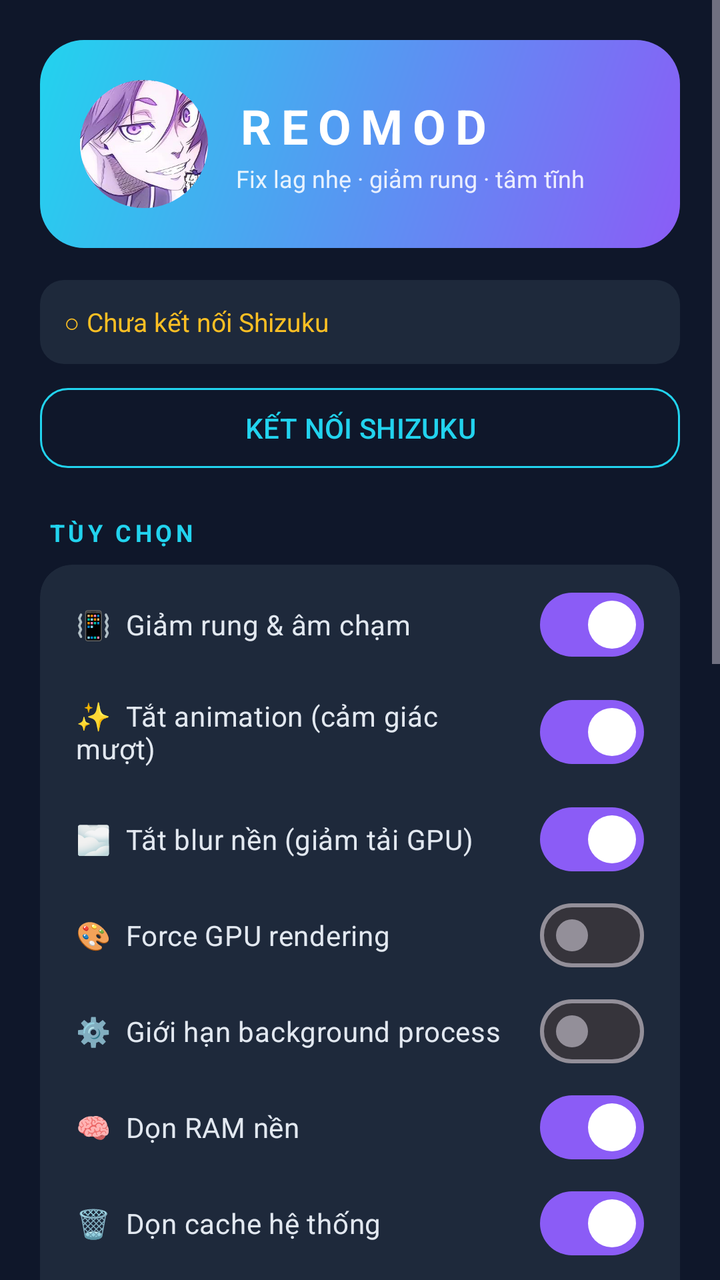
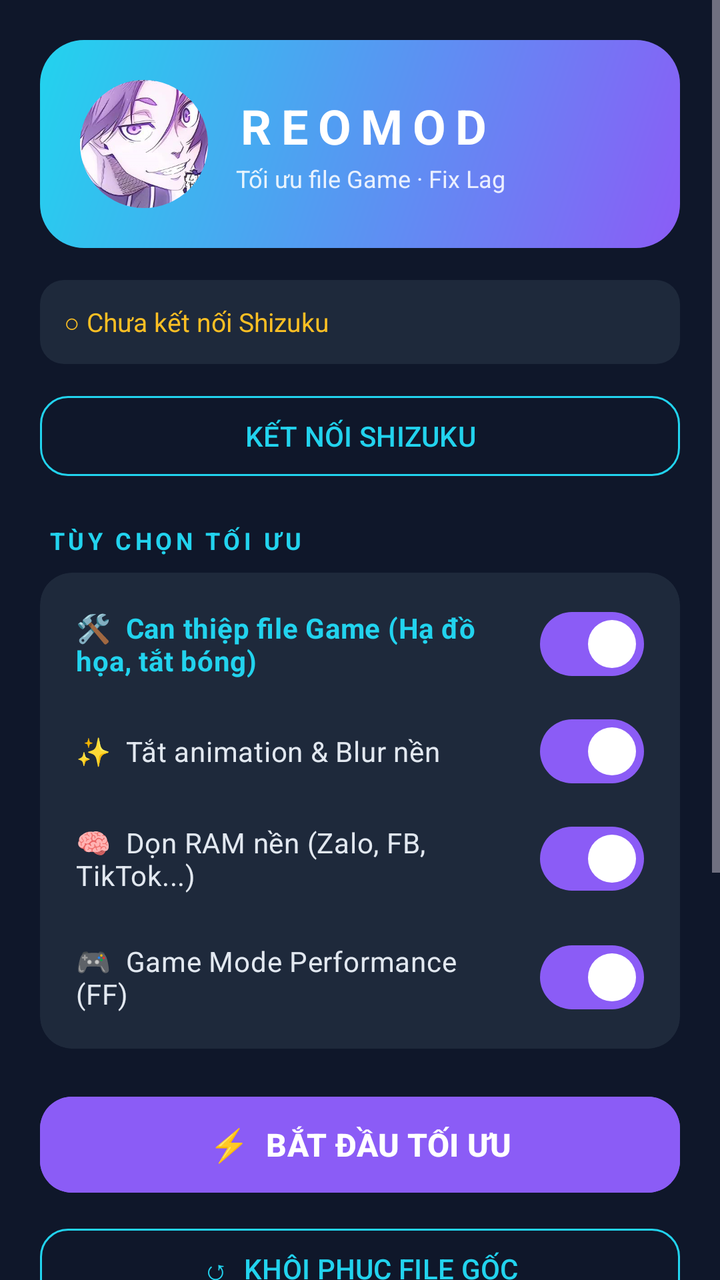

An Android layout rendered at two revisions. The XML below is the earlier revision; the diff shows what the commit changed to produce the second picture.
<!-- AndroidManifest.xml: application theme Theme.ReoMod -->
<!-- res/layout/activity_main.xml -->
<?xml version="1.0" encoding="utf-8"?>
<ScrollView xmlns:android="http://schemas.android.com/apk/res/android"
    xmlns:app="http://schemas.android.com/apk/res-auto"
    android:layout_width="match_parent"
    android:layout_height="match_parent"
    android:background="@color/background"
    android:fillViewport="true">

    <LinearLayout
        android:layout_width="match_parent"
        android:layout_height="wrap_content"
        android:orientation="vertical"
        android:padding="20dp">

        <com.google.android.material.card.MaterialCardView
            android:layout_width="match_parent"
            android:layout_height="wrap_content"
            app:cardCornerRadius="22dp"
            app:cardElevation="0dp"
            app:strokeWidth="0dp">

            <LinearLayout
                android:layout_width="match_parent"
                android:layout_height="wrap_content"
                android:background="@drawable/bg_header_gradient"
                android:gravity="center_vertical"
                android:orientation="horizontal"
                android:padding="20dp">

                <com.google.android.material.card.MaterialCardView
                    android:layout_width="64dp"
                    android:layout_height="64dp"
                    app:cardBackgroundColor="#33FFFFFF"
                    app:cardCornerRadius="32dp"
                    app:cardElevation="0dp"
                    app:strokeWidth="0dp">

                    <ImageView
                        android:layout_width="match_parent"
                        android:layout_height="match_parent"
                        android:contentDescription="@string/app_name"
                        android:scaleType="centerCrop"
                        android:src="@drawable/avatar" />
                </com.google.android.material.card.MaterialCardView>

                <LinearLayout
                    android:layout_width="0dp"
                    android:layout_height="wrap_content"
                    android:layout_marginStart="14dp"
                    android:layout_weight="1"
                    android:orientation="vertical">

                    <TextView
                        android:layout_width="wrap_content"
                        android:layout_height="wrap_content"
                        android:letterSpacing="0.2"
                        android:text="REOMOD"
                        android:textColor="#FFFFFF"
                        android:textSize="24sp"
                        android:textStyle="bold" />

                    <TextView
                        android:layout_width="wrap_content"
                        android:layout_height="wrap_content"
                        android:layout_marginTop="2dp"
                        android:text="Fix lag nhẹ · giảm rung · tâm tĩnh"
                        android:textColor="#DDFFFFFF"
                        android:textSize="12sp" />
                </LinearLayout>
            </LinearLayout>
        </com.google.android.material.card.MaterialCardView>

        <TextView
            android:id="@+id/statusText"
            android:layout_width="match_parent"
            android:layout_height="wrap_content"
            android:layout_marginTop="16dp"
            android:background="@drawable/bg_status"
            android:padding="12dp"
            android:text="○ Chưa kết nối Shizuku"
            android:textColor="#FBBF24"
            android:textSize="13sp" />

        <com.google.android.material.button.MaterialButton
            android:id="@+id/btnConnect"
            style="@style/Widget.Material3.Button.OutlinedButton"
            android:layout_width="match_parent"
            android:layout_height="48dp"
            android:layout_marginTop="8dp"
            android:text="KẾT NỐI SHIZUKU"
            android:textColor="@color/accent"
            app:cornerRadius="14dp"
            app:strokeColor="@color/accent"
            app:strokeWidth="1dp" />

        <com.google.android.material.card.MaterialCardView
            android:id="@+id/breatheCard"
            android:layout_width="160dp"
            android:layout_height="160dp"
            android:layout_gravity="center_horizontal"
            android:layout_marginTop="20dp"
            android:visibility="gone"
            app:cardBackgroundColor="@color/surface"
            app:cardCornerRadius="80dp"
            app:cardElevation="0dp"
            app:strokeColor="@color/accent"
            app:strokeWidth="2dp">

            <TextView
                android:id="@+id/breatheText"
                android:layout_width="match_parent"
                android:layout_height="match_parent"
                android:gravity="center"
                android:padding="12dp"
                android:text="Hít vào... 4"
                android:textColor="@color/on_surface"
                android:textSize="16sp"
                android:textStyle="bold" />
        </com.google.android.material.card.MaterialCardView>

        <TextView
            android:layout_width="wrap_content"
            android:layout_height="wrap_content"
            android:layout_marginTop="20dp"
            android:layout_marginStart="4dp"
            android:letterSpacing="0.15"
            android:text="TÙY CHỌN"
            android:textColor="@color/accent"
            android:textSize="12sp"
            android:textStyle="bold" />

        <com.google.android.material.card.MaterialCardView
            android:layout_width="match_parent"
            android:layout_height="wrap_content"
            android:layout_marginTop="8dp"
            app:cardBackgroundColor="@color/surface"
            app:cardCornerRadius="16dp"
            app:cardElevation="0dp"
            app:strokeWidth="0dp">

            <LinearLayout
                android:layout_width="match_parent"
                android:layout_height="wrap_content"
                android:orientation="vertical"
                android:padding="6dp">

                <com.google.android.material.materialswitch.MaterialSwitch
                    android:id="@+id/swHaptic"
                    android:layout_width="match_parent"
                    android:layout_height="wrap_content"
                    android:checked="true"
                    android:padding="12dp"
                    android:text="📳  Giảm rung &amp; âm chạm"
                    android:textColor="@color/on_surface" />

                <com.google.android.material.materialswitch.MaterialSwitch
                    android:id="@+id/swAnim"
                    android:layout_width="match_parent"
                    android:layout_height="wrap_content"
                    android:checked="true"
                    android:padding="12dp"
                    android:text="✨  Tắt animation (cảm giác mượt)"
                    android:textColor="@color/on_surface" />

                <com.google.android.material.materialswitch.MaterialSwitch
                    android:id="@+id/swBlur"
                    android:layout_width="match_parent"
                    android:layout_height="wrap_content"
                    android:checked="true"
                    android:padding="12dp"
                    android:text="🌫️  Tắt blur nền (giảm tải GPU)"
                    android:textColor="@color/on_surface" />

                <com.google.android.material.materialswitch.MaterialSwitch
                    android:id="@+id/swGpu"
                    android:layout_width="match_parent"
                    android:layout_height="wrap_content"
                    android:padding="12dp"
                    android:text="🎨  Force GPU rendering"
                    android:textColor="@color/on_surface" />

                <com.google.android.material.materialswitch.MaterialSwitch
                    android:id="@+id/swBgLimit"
                    android:layout_width="match_parent"
                    android:layout_height="wrap_content"
                    android:padding="12dp"
                    android:text="⚙️  Giới hạn background process"
                    android:textColor="@color/on_surface" />

                <com.google.android.material.materialswitch.MaterialSwitch
                    android:id="@+id/swRam"
                    android:layout_width="match_parent"
                    android:layout_height="wrap_content"
                    android:checked="true"
                    android:padding="12dp"
                    android:text="🧠  Dọn RAM nền"
                    android:textColor="@color/on_surface" />

                <com.google.android.material.materialswitch.MaterialSwitch
                    android:id="@+id/swCache"
                    android:layout_width="match_parent"
                    android:layout_height="wrap_content"
                    android:checked="true"
                    android:padding="12dp"
                    android:text="🗑️  Dọn cache hệ thống"
                    android:textColor="@color/on_surface" />

                <com.google.android.material.materialswitch.MaterialSwitch
                    android:id="@+id/swDropCache"
                    android:layout_width="match_parent"
                    android:layout_height="wrap_content"
                    android:padding="12dp"
                    android:text="💧  Drop kernel caches (best-effort)"
                    android:textColor="@color/on_surface" />

                <com.google.android.material.materialswitch.MaterialSwitch
                    android:id="@+id/swGame"
                    android:layout_width="match_parent"
                    android:layout_height="wrap_content"
                    android:checked="true"
                    android:padding="12dp"
                    android:text="🎮  Game Mode Performance (FF)"
                    android:textColor="@color/on_surface" />

                <com.google.android.material.materialswitch.MaterialSwitch
                    android:id="@+id/swCpu"
                    android:layout_width="match_parent"
                    android:layout_height="wrap_content"
                    android:padding="12dp"
                    android:text="🔥  Ép CPU performance (best-effort)"
                    android:textColor="@color/on_surface" />
            </LinearLayout>
        </com.google.android.material.card.MaterialCardView>

        <com.google.android.material.button.MaterialButton
            android:id="@+id/btnStart"
            android:layout_width="match_parent"
            android:layout_height="56dp"
            android:layout_marginTop="20dp"
            android:backgroundTint="@color/primary"
            android:text="⚡  BẮT ĐẦU LÀM MƯỢT"
            android:textColor="#FFFFFF"
            android:textSize="16sp"
            android:textStyle="bold"
            app:cornerRadius="16dp" />

        <com.google.android.material.button.MaterialButton
            android:id="@+id/btnRestore"
            style="@style/Widget.Material3.Button.OutlinedButton"
            android:layout_width="match_parent"
            android:layout_height="48dp"
            android:layout_marginTop="10dp"
            android:text="↺  KHÔI PHỤC MẶC ĐỊNH"
            android:textColor="@color/accent"
            app:cornerRadius="14dp"
            app:strokeColor="@color/accent"
            app:strokeWidth="1dp" />

        <TextView
            android:layout_width="wrap_content"
            android:layout_height="wrap_content"
            android:layout_marginTop="20dp"
            android:layout_marginStart="4dp"
            android:letterSpacing="0.15"
            android:text="NHẬT KÝ"
            android:textColor="@color/accent"
            android:textSize="12sp"
            android:textStyle="bold" />

        <com.google.android.material.card.MaterialCardView
            android:layout_width="match_parent"
            android:layout_height="200dp"
            android:layout_marginTop="8dp"
            android:layout_marginBottom="16dp"
            app:cardBackgroundColor="#0A0F1C"
            app:cardCornerRadius="16dp"
            app:cardElevation="0dp"
            app:strokeColor="@color/surface"
            app:strokeWidth="1dp">

            <ScrollView
                android:id="@+id/logScroll"
                android:layout_width="match_parent"
                android:layout_height="match_parent"
                android:padding="12dp">

                <TextView
                    android:id="@+id/logView"
                    android:layout_width="match_parent"
                    android:layout_height="wrap_content"
                    android:fontFamily="monospace"
                    android:text="Sẵn sàng."
                    android:textColor="#A5F3FC"
                    android:textSize="12sp" />
            </ScrollView>
        </com.google.android.material.card.MaterialCardView>

    </LinearLayout>
</ScrollView>
<!-- resources referenced by this layout -->
<resources>
  <color name="accent">#22D3EE</color>
  <color name="background">#0F172A</color>
  <color name="on_surface">#E2E8F0</color>
  <color name="primary">#8B5CF6</color>
  <color name="surface">#1E293B</color>
  <!-- drawable avatar: png bitmap (drawable, 180630 bytes) -->
  <!-- drawable bg_header_gradient (drawable) -->
  <?xml version="1.0" encoding="utf-8"?>
  <shape xmlns:android="http://schemas.android.com/apk/res/android">
      <gradient
          android:angle="135"
          android:startColor="#8B5CF6"
          android:endColor="#22D3EE" />
  </shape>
  <!-- drawable bg_status (drawable) -->
  <?xml version="1.0" encoding="utf-8"?>
  <shape xmlns:android="http://schemas.android.com/apk/res/android"
      android:shape="rectangle">
      <solid android:color="@color/surface" />
      <corners android:radius="12dp" />
  </shape>
  <string name="app_name">ReoMod</string>
  <style name="Theme.ReoMod" parent="Theme.Material3.Dark.NoActionBar">
          <item name="colorPrimary">@color/primary</item>
          <item name="colorOnPrimary">#FFFFFF</item>
          <item name="colorSecondary">@color/accent</item>
          <item name="colorSurface">@color/surface</item>
          <item name="colorOnSurface">@color/on_surface</item>
          <item name="android:windowBackground">@color/background</item>
          <item name="android:statusBarColor">@color/background</item>
          <item name="android:navigationBarColor">@color/background</item>
      </style>
</resources>

<!-- the commit's change to res/layout/activity_main.xml (unified diff, before → after) -->
@@ -12,6 +12,7 @@
         android:orientation="vertical"
         android:padding="20dp">
 
+        
         <com.google.android.material.card.MaterialCardView
             android:layout_width="match_parent"
             android:layout_height="wrap_content"
@@ -63,13 +64,14 @@
                         android:layout_width="wrap_content"
                         android:layout_height="wrap_content"
                         android:layout_marginTop="2dp"
-                        android:text="Fix lag nhẹ · giảm rung · tâm tĩnh"
+                        android:text="Tối ưu file Game · Fix Lag"
                         android:textColor="#DDFFFFFF"
                         android:textSize="12sp" />
                 </LinearLayout>
             </LinearLayout>
         </com.google.android.material.card.MaterialCardView>
 
+        
         <TextView
             android:id="@+id/statusText"
             android:layout_width="match_parent"
@@ -86,45 +88,21 @@
             style="@style/Widget.Material3.Button.OutlinedButton"
             android:layout_width="match_parent"
             android:layout_height="48dp"
-            android:layout_marginTop="8dp"
+            android:layout_marginTop="12dp"
             android:text="KẾT NỐI SHIZUKU"
             android:textColor="@color/accent"
             app:cornerRadius="14dp"
             app:strokeColor="@color/accent"
             app:strokeWidth="1dp" />
 
-        <com.google.android.material.card.MaterialCardView
-            android:id="@+id/breatheCard"
-            android:layout_width="160dp"
-            android:layout_height="160dp"
-            android:layout_gravity="center_horizontal"
-            android:layout_marginTop="20dp"
-            android:visibility="gone"
-            app:cardBackgroundColor="@color/surface"
-            app:cardCornerRadius="80dp"
-            app:cardElevation="0dp"
-            app:strokeColor="@color/accent"
-            app:strokeWidth="2dp">
-
-            <TextView
-                android:id="@+id/breatheText"
-                android:layout_width="match_parent"
-                android:layout_height="match_parent"
-                android:gravity="center"
-                android:padding="12dp"
-                android:text="Hít vào... 4"
-                android:textColor="@color/on_surface"
-                android:textSize="16sp"
-                android:textStyle="bold" />
-        </com.google.android.material.card.MaterialCardView>
-
+        
         <TextView
             android:layout_width="wrap_content"
             android:layout_height="wrap_content"
             android:layout_marginTop="20dp"
             android:layout_marginStart="4dp"
             android:letterSpacing="0.15"
-            android:text="TÙY CHỌN"
+            android:text="TÙY CHỌN TỐI ƯU"
             android:textColor="@color/accent"
             android:textSize="12sp"
             android:textStyle="bold" />
@@ -144,101 +122,54 @@
                 android:orientation="vertical"
                 android:padding="6dp">
 
-                <com.google.android.material.materialswitch.MaterialSwitch
-                    android:id="@+id/swHaptic"
-                    android:layout_width="match_parent"
-                    android:layout_height="wrap_content"
-                    android:checked="true"
-                    android:padding="12dp"
-                    android:text="📳  Giảm rung &amp; âm chạm"
+                
+                <com.google.android.material.materialswitch.MaterialSwitch
+                    android:id="@+id/swFile"
+                    android:layout_width="match_parent"
+                    android:layout_height="wrap_content"
+                    android:checked="true"
+                    android:padding="12dp"
+                    android:text="🛠️  Can thiệp file Game (Hạ đồ họa, tắt bóng)"
+                    android:textColor="#22D3EE"
+                    android:textStyle="bold" />
+
+                <com.google.android.material.materialswitch.MaterialSwitch
+                    android:id="@+id/swAnim"
+                    android:layout_width="match_parent"
+                    android:layout_height="wrap_content"
+                    android:checked="true"
+                    android:padding="12dp"
+                    android:text="✨  Tắt animation &amp; Blur nền"
                     android:textColor="@color/on_surface" />
 
                 <com.google.android.material.materialswitch.MaterialSwitch
-                    android:id="@+id/swAnim"
-                    android:layout_width="match_parent"
-                    android:layout_height="wrap_content"
-                    android:checked="true"
-                    android:padding="12dp"
-                    android:text="✨  Tắt animation (cảm giác mượt)"
+                    android:id="@+id/swRam"
+                    android:layout_width="match_parent"
+                    android:layout_height="wrap_content"
+                    android:checked="true"
+                    android:padding="12dp"
+                    android:text="🧠  Dọn RAM nền (Zalo, FB, TikTok...)"
                     android:textColor="@color/on_surface" />
 
                 <com.google.android.material.materialswitch.MaterialSwitch
-                    android:id="@+id/swBlur"
-                    android:layout_width="match_parent"
-                    android:layout_height="wrap_content"
-                    android:checked="true"
-                    android:padding="12dp"
-                    android:text="🌫️  Tắt blur nền (giảm tải GPU)"
-                    android:textColor="@color/on_surface" />
-
-                <com.google.android.material.materialswitch.MaterialSwitch
-                    android:id="@+id/swGpu"
-                    android:layout_width="match_parent"
-                    android:layout_height="wrap_content"
-                    android:padding="12dp"
-                    android:text="🎨  Force GPU rendering"
-                    android:textColor="@color/on_surface" />
-
-                <com.google.android.material.materialswitch.MaterialSwitch
-                    android:id="@+id/swBgLimit"
-                    android:layout_width="match_parent"
-                    android:layout_height="wrap_content"
-                    android:padding="12dp"
-                    android:text="⚙️  Giới hạn background process"
-                    android:textColor="@color/on_surface" />
-
-                <com.google.android.material.materialswitch.MaterialSwitch
-                    android:id="@+id/swRam"
-                    android:layout_width="match_parent"
-                    android:layout_height="wrap_content"
-                    android:checked="true"
-                    android:padding="12dp"
-                    android:text="🧠  Dọn RAM nền"
-                    android:textColor="@color/on_surface" />
-
-                <com.google.android.material.materialswitch.MaterialSwitch
-                    android:id="@+id/swCache"
-                    android:layout_width="match_parent"
-                    android:layout_height="wrap_content"
-                    android:checked="true"
-                    android:padding="12dp"
-                    android:text="🗑️  Dọn cache hệ thống"
-                    android:textColor="@color/on_surface" />
-
-                <com.google.android.material.materialswitch.MaterialSwitch
-                    android:id="@+id/swDropCache"
-                    android:layout_width="match_parent"
-                    android:layout_height="wrap_content"
-                    android:padding="12dp"
-                    android:text="💧  Drop kernel caches (best-effort)"
-                    android:textColor="@color/on_surface" />
-
-                <com.google.android.material.materialswitch.MaterialSwitch
                     android:id="@+id/swGame"
                     android:layout_width="match_parent"
                     android:layout_height="wrap_content"
                     android:checked="true"
                     android:padding="12dp"
                     android:text="🎮  Game Mode Performance (FF)"
-                    android:textColor="@color/on_surface" />
-
-                <com.google.android.material.materialswitch.MaterialSwitch
-                    android:id="@+id/swCpu"
-                    android:layout_width="match_parent"
-                    android:layout_height="wrap_content"
-                    android:padding="12dp"
-                    android:text="🔥  Ép CPU performance (best-effort)"
                     android:textColor="@color/on_surface" />
             </LinearLayout>
         </com.google.android.material.card.MaterialCardView>
 
+        
         <com.google.android.material.button.MaterialButton
             android:id="@+id/btnStart"
             android:layout_width="match_parent"
             android:layout_height="56dp"
             android:layout_marginTop="20dp"
             android:backgroundTint="@color/primary"
-            android:text="⚡  BẮT ĐẦU LÀM MƯỢT"
+            android:text="⚡  BẮT ĐẦU TỐI ƯU"
             android:textColor="#FFFFFF"
             android:textSize="16sp"
             android:textStyle="bold"
@@ -250,19 +181,20 @@
             android:layout_width="match_parent"
             android:layout_height="48dp"
             android:layout_marginTop="10dp"
-            android:text="↺  KHÔI PHỤC MẶC ĐỊNH"
+            android:text="↺  KHÔI PHỤC FILE GỐC"
             android:textColor="@color/accent"
             app:cornerRadius="14dp"
             app:strokeColor="@color/accent"
             app:strokeWidth="1dp" />
 
+        
         <TextView
             android:layout_width="wrap_content"
             android:layout_height="wrap_content"
             android:layout_marginTop="20dp"
             android:layout_marginStart="4dp"
             android:letterSpacing="0.15"
-            android:text="NHẬT KÝ"
+            android:text="NHẬT KÝ THỰC THI"
             android:textColor="@color/accent"
             android:textSize="12sp"
             android:textStyle="bold" />
